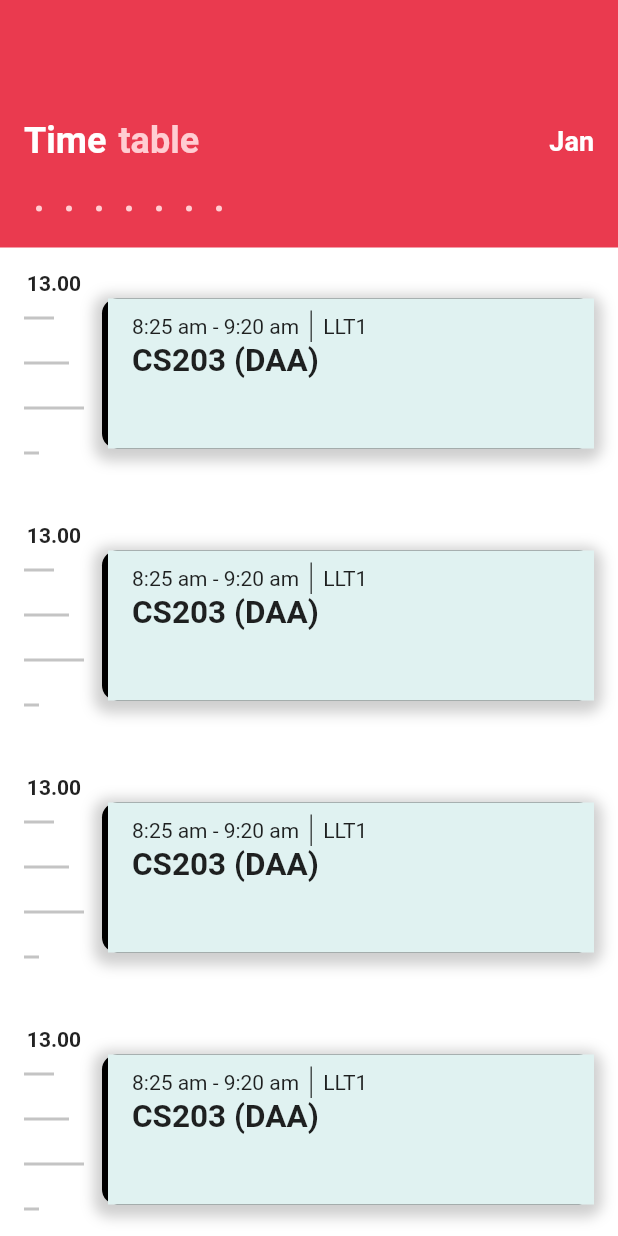
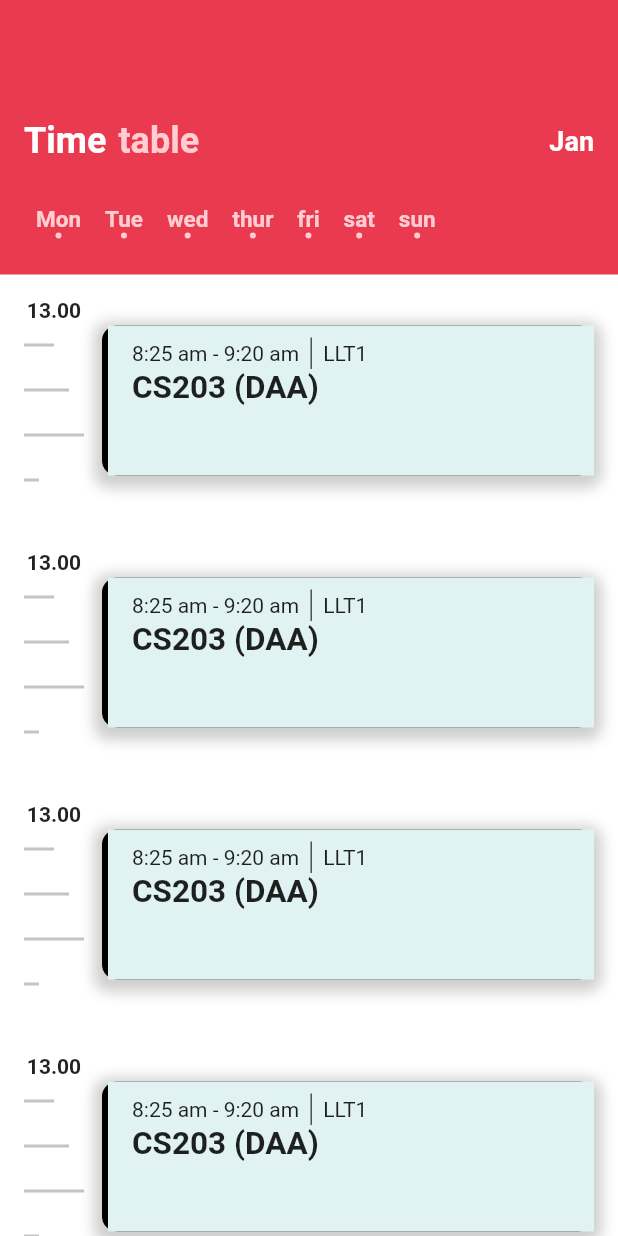
Before and after one commit to anurag-tekale/College-Management-App, a Flutter app: the Timetable screen opened directly, on a phone screen of 412 x 824 dp. Run offline on Flutter 3.47's test engine with Material 2 defaults, Android fonts, the phone set to English and light mode, and no system bars; our stand-ins replace bottom_navy_bar, flutter_icons; missing offline and left inert: keyboard_visibility.

Commit message:
Added changes

```diff
--- a/lib/Pages/Timetable/time_table.dart
+++ b/lib/Pages/Timetable/time_table.dart
@@ -30,9 +30,7 @@ class _TimetableState extends State<Timetable> {
                     child: Row(
                       mainAxisAlignment: MainAxisAlignment.spaceBetween,
                       children: <Widget>[
-                        DateRow(
-                            //list: ["Mon","Tue","wed","thur","fri","sat","sun"],
-                            )
+                        DateRow(),
                       ],
                     ),
                   ),
@@ -158,8 +156,6 @@ class Line extends StatelessWidget {
 }
 
 class DateRow extends StatefulWidget {
-  final List<String> days = ["Mon", "Tue", "wed", "thur", "fri", "sat", "sun"];
-
   @override
   _DateRowState createState() => _DateRowState();
 }
@@ -169,6 +165,17 @@ class _DateRowState extends State<DateRow> {
 
   @override
   Widget build(BuildContext context) {
+    final List<String> days = <String>[
+      "Mon",
+      "Tue",
+      "wed",
+      "thur",
+      "fri",
+      "sat",
+      "sun"
+    ];
+
+    int index;
     return Row(
         crossAxisAlignment: CrossAxisAlignment.start,
         children: List.generate(
@@ -189,23 +196,22 @@ class _DateRowState extends State<DateRow> {
               padding: EdgeInsets.all(8),
               child: Column(
                 children: <Widget>[
-                  // Text(''
-                  //   // days[index],
-
-
+                  Text(
+                    days[index],
+                    style: TextStyle(
+                        fontWeight:
+                            (selectdate ? FontWeight.bold : FontWeight.bold),
+                        fontSize: (selectdate ? 15 : 17),
+                        color: (selectdate ? Colors.red[100] : Colors.white)),
+                  ),
+                  // Text(
+                  //   '${10 + widget.index}',
                   //   style: TextStyle(
                   //       fontWeight:
                   //           (selectdate ? FontWeight.bold : FontWeight.bold),
                   //       fontSize: (selectdate ? 15 : 17),
                   //       color: (selectdate ? Colors.red[100] : Colors.white)),
                   // ),
-                  /* Text(
-              '${10 + widget.index}',
-              style: TextStyle(
-                  fontWeight: (selectdate ? FontWeight.bold : FontWeight.bold),
-                  fontSize: (selectdate ? 15 : 17),
-                  color: (selectdate ? Colors.red[100] : Colors.white)),
-            ),*/
                   Container(
                     width: 4,
                     height: 4,
--- a/lib/main.dart
+++ b/lib/main.dart
@@ -1,5 +1,5 @@
 import 'package:flutter/material.dart';
-import 'Pages/Intro&Login/Intro&loginpage.dart';
+import 'package:myapp/Pages/Timetable/time_table.dart';
 
 void main() {
   runApp(MyApp());
@@ -11,7 +11,7 @@ class MyApp extends StatelessWidget {
     return MaterialApp(
       debugShowCheckedModeBanner: false,
       title: 'Mahindra University',
-      home: LoginPage(),
+      home: Timetable(),
     );
   }
 }
```
Also changed, not shown: lib/Pages/DashBoard/Students/Dashboard.dart (+11 -11 lines), lib/Pages/Profile/mainfile.dart (+5 -5 lines), 1 other file.
